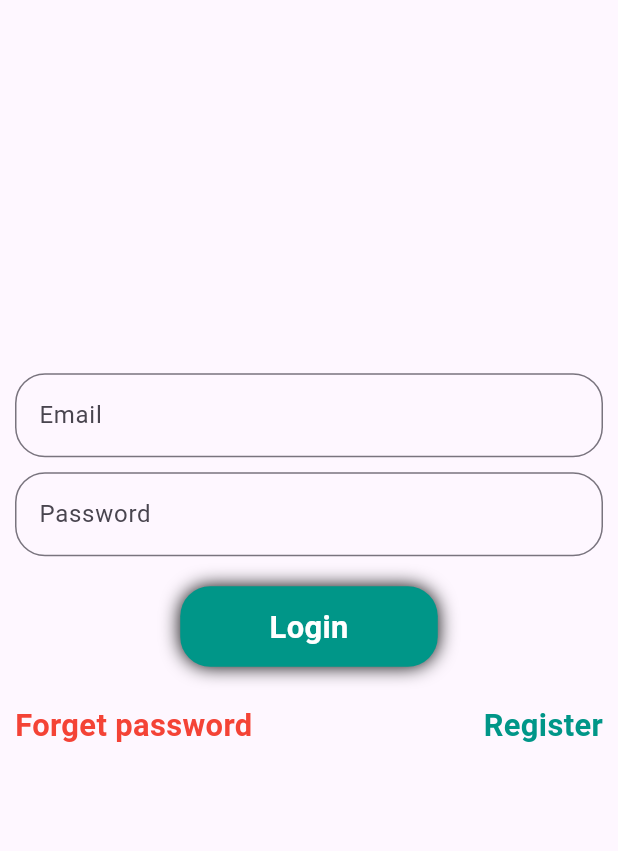
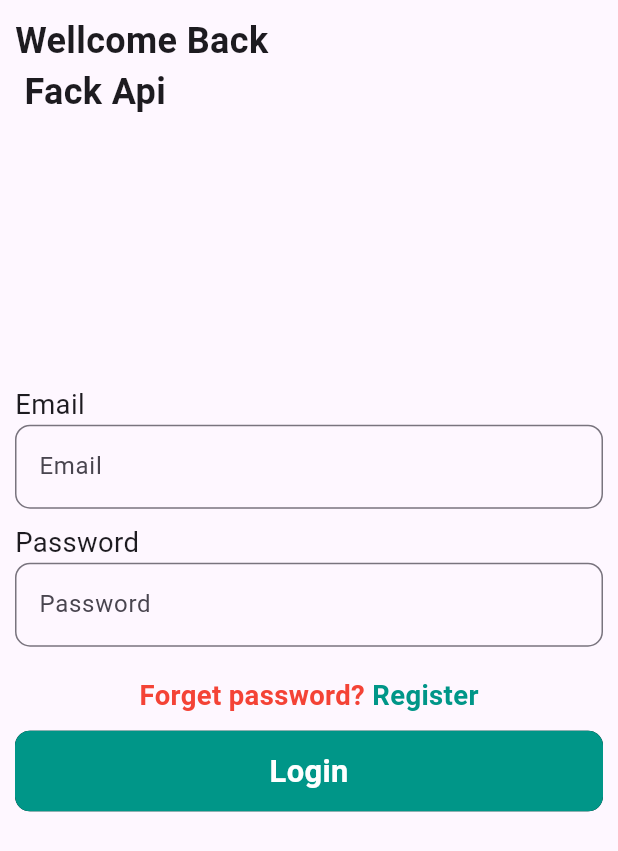
Before and after one commit to srmanry/Fack_API, a Flutter app: the screen it shows after launch, in the side drawer, after a tap on "SIGN IN", on a phone screen of 412 x 824 dp. Shown: the top 851 px of the screen. Run offline on Flutter 3.47's test engine with Material 3 defaults, Android fonts, the light colour scheme and no system bars; our stand-ins replace device_preview, flutter_screenutil, get; network calls fail.

Commit message:
Fack API

```diff
--- a/lib/screen/tabbarscreen.dart
+++ b/lib/screen/tabbarscreen.dart
@@ -16,6 +16,7 @@
       child: Scaffold(
         drawer: const customDrawer(),
         appBar: AppBar(
+          backgroundColor: Colors.teal,
           actions: [
             InkWell(
                 onTap: () {
@@ -27,11 +28,16 @@
                 ))
           ],
           centerTitle: true,
-          title: const Text("Fack API"),
+          title: const Text(
+            "Fack API",
+            style: TextStyle(color: Colors.white),
+          ),
           bottom: const TabBar(
-            indicatorColor: Colors.amber,
+            indicatorColor: Colors.white,
+            labelColor: Colors.white,
             unselectedLabelColor: Colors.white,
-            labelColor: Colors.red,
+
+            /// labelColor: Colors.red,
             // splashBorderRadius: BorderRadius.all(
 
             //   Radius.circular(5)),
@@ -41,9 +47,10 @@
             labelStyle: TextStyle(
               fontSize: 18,
             ),
-            indicator: BoxDecoration(
-                color: Colors.amber,
-                borderRadius: BorderRadius.all(Radius.circular(10))),
+            // indicator: Colors.white,
+            // indicator: BoxDecoration(
+            //     color: Colors.amber,
+            //     borderRadius: BorderRadius.all(Radius.circular(10))),
             tabs: [
               Tab(
                 text: 'User',
--- a/lib/screen/views/login/loginscreen.dart
+++ b/lib/screen/views/login/loginscreen.dart
@@ -14,20 +14,26 @@
     return Scaffold(
       body: Padding(
         padding: const EdgeInsets.all(10.0),
-        child: SingleChildScrollView(
-          scrollDirection: Axis.vertical,
-          child: Column(
+        child: ListView(
           children: [
+            SizedBox(
+              height: 0.h,
+            ),
+            const Text(
+              "Wellcome Back\n Fack Api",
+              style: TextStyle(fontSize: 24, fontWeight: FontWeight.bold),
+            ),
             SizedBox(
               height: 150.h,
             ),
-              SizedBox(
-                height: 50.h,
+            Text(
+              "Email",
+              style: TextStyle(fontSize: 16.sp),
             ),
             TextField(
               decoration: InputDecoration(
                 border: OutlineInputBorder(
-                    borderRadius: BorderRadius.circular(20),
+                  borderRadius: BorderRadius.circular(10),
                 ),
                 hintText: "Email",
               ),
@@ -35,16 +41,49 @@
             const SizedBox(
               height: 10.0,
             ),
+            Text(
+              "Password",
+              style: TextStyle(fontSize: 16.sp),
+            ),
             TextField(
               decoration: InputDecoration(
                 border: OutlineInputBorder(
-                    borderRadius: BorderRadius.circular(20),
+                  borderRadius: BorderRadius.circular(10),
                 ),
                 hintText: "Password",
               ),
             ),
             const SizedBox(
               height: 20.0,
+            ),
+            Row(
+              mainAxisAlignment: MainAxisAlignment.center,
+              children: [
+                Text(
+                  "Forget password? ",
+                  style: TextStyle(
+                    color: Colors.red,
+                    fontSize: 16.sp,
+                    fontWeight: FontWeight.bold,
+                  ),
+                ),
+                InkWell(
+                  onTap: () {
+                    Get.to(const SignInscreen());
+                  },
+                  child: Text(
+                    'Register',
+                    style: TextStyle(
+                      color: Colors.teal,
+                      fontSize: 16.sp,
+                      fontWeight: FontWeight.bold,
+                    ),
+                  ),
+                )
+              ],
+            ),
+            const SizedBox(
+              height: 10,
             ),
             InkWell(
               onTap: () {
@@ -55,10 +94,10 @@
                 width: 150.w,
                 decoration: BoxDecoration(
                   color: Colors.teal,
-                    borderRadius: BorderRadius.circular(20),
+                  borderRadius: BorderRadius.circular(10),
                   boxShadow: const [
                     BoxShadow(
-                        blurRadius: 10,
+                        // blurRadius: 10,
                         //color: Colors.red,
                         ),
                   ],
@@ -74,34 +113,7 @@
             SizedBox(
               height: 20.h,
             ),
-              Row(
-                mainAxisAlignment: MainAxisAlignment.spaceBetween,
-                children: [
-                  Text(
-                    "Forget password",
-                    style: TextStyle(
-                      color: Colors.red,
-                      fontSize: 18.sp,
-                      fontWeight: FontWeight.bold,
-                    ),
-                  ),
-                  InkWell(
-                    onTap: () {
-                      Get.to(const SignInscreen());
-                    },
-                    child: Text(
-                      'Register',
-                      style: TextStyle(
-                        color: Colors.teal,
-                        fontSize: 18.sp,
-                        fontWeight: FontWeight.bold,
-                      ),
-                    ),
-                  )
           ],
-              )
-            ],
-          ),
         ),
       ),
     );
```
Also changed, not shown: pubspec.lock. Lines whose indentation alone changed are shown as unchanged.
